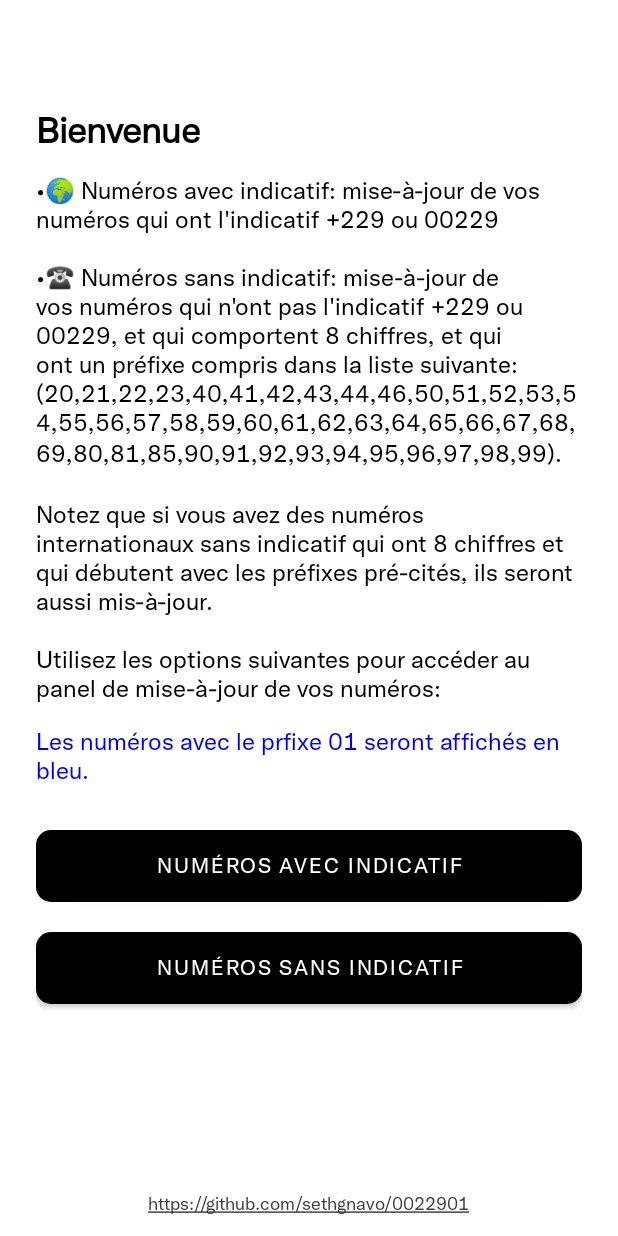
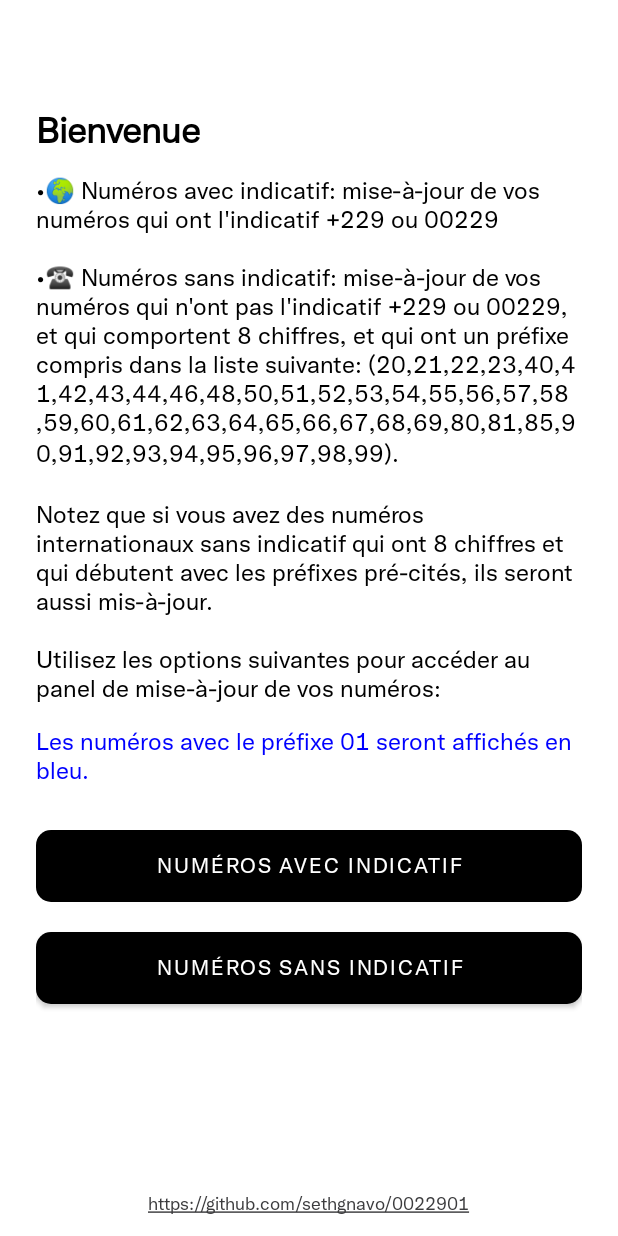
Before and after one commit to sethgnavo/0022901, an Android app: the screen it shows after launch (MainActivity), on a phone screen of 412 x 824 dp. Run offline under Robolectric (Android 15) with nearby library versions, the phone set to English and light mode, and no system bars.

Commit message:
fix typos and added a the prefix 48

```diff
--- a/app/build.gradle.kts
+++ b/app/build.gradle.kts
@@ -27,12 +27,12 @@ android {
             )
         }
         debug {
-            /*isMinifyEnabled = true
+            isMinifyEnabled = true
             isShrinkResources = true
             proguardFiles(
                 getDefaultProguardFile("proguard-android-optimize.txt"),
                 "proguard-rules.pro"
-            )*/
+            )
         }
     }
     compileOptions {
--- a/app/src/main/java/com/sethgnavo/a01benin/WithoutCountryCodeFragment.kt
+++ b/app/src/main/java/com/sethgnavo/a01benin/WithoutCountryCodeFragment.kt
@@ -44,6 +44,7 @@ class WithoutCountryCodeFragment : Fragment() {
         "43",//Celtiis
         "44",//Celtiis
         "46",//MTN
+        "48",//Celtiis
 
         "50",//MTN
         "51",//MTN
--- a/app/src/main/res/layout/fragment_home.xml
+++ b/app/src/main/res/layout/fragment_home.xml
@@ -31,7 +31,7 @@
             android:layout_width="wrap_content"
             android:layout_height="wrap_content"
             android:layout_marginTop="16dp"
-            android:text="Les numéros avec le prfixe 01 seront affichés en bleu."
+            android:text="Les numéros avec le préfixe 01 seront affichés en bleu."
             android:textColor="@color/blue"
             android:textSize="16sp" />
 
@@ -41,6 +41,7 @@
             android:layout_height="@dimen/btn_height"
             android:layout_marginTop="24dp"
             android:text="@string/numbers_with_cc"
+            android:textColor="@color/white"
             app:cornerRadius="@dimen/corners" />
 
         <com.google.android.material.button.MaterialButton
@@ -49,6 +50,7 @@
             android:layout_height="@dimen/btn_height"
             android:layout_marginTop="@dimen/baseline"
             android:text="@string/numbers_without_cc"
+            android:textColor="@color/white"
             app:cornerRadius="@dimen/corners" />
 
         <Space
--- a/app/src/main/res/values/strings.xml
+++ b/app/src/main/res/values/strings.xml
@@ -1,12 +1,12 @@
 <resources>
-    <string name="app_name">01 Bénin</string>
+    <string name="app_name">01 Migration 🇧🇯</string>
     <string name="welcome">Bienvenue</string>
     <string name="title">0022901</string>
     <string name="guide">•🌍 Numéros avec indicatif: mise-à-jour de vos numéros qui ont l\'indicatif
         +229 ou 00229\n\n•☎️ Numéros sans indicatif: mise-à-jour de vos numéros qui n\'ont
         pas l\'indicatif +229 ou 00229, et qui comportent 8 chiffres, et qui ont un préfixe compris
         dans la liste suivante:
-        (20,21,22,23,40,41,42,43,44,46,50,51,52,53,54,55,56,57,58,59,60,61,62,63,64,65,66,67,68,69,80,81,85,90,91,92,93,94,95,96,97,98,99).\n\nNotez
+        (20,21,22,23,40,41,42,43,44,46,48,50,51,52,53,54,55,56,57,58,59,60,61,62,63,64,65,66,67,68,69,80,81,85,90,91,92,93,94,95,96,97,98,99).\n\nNotez
         que si vous avez des numéros internationaux sans indicatif qui
         ont 8 chiffres et qui débutent avec les préfixes pré-cités, ils seront aussi mis-à-jour.\n\nUtilisez les options suivantes pour accéder au panel de mise-à-jour de vos
         numéros:</string>
@@ -16,7 +16,7 @@
     <string name="numbers_without_cc">Numéros sans indicatif</string>
     <string name="contact_permissions_are_required_to_proceed">Contact permissions are required
         to proceed. Please check settings</string>
-    <string name="dialog_update_contacts_content">Tous vos numéros avec l\'indictif +229 seront mis-à-jour avec le
+    <string name="dialog_update_contacts_content">Tous vos numéros avec l\'indicatif +229 seront mis-à-jour avec le
         préfixe 01.\nLes anciens numéros sans le préfixe 01 seront gardés. Vous pourrez les supprimer plus tard
     si vous voulez.</string>
     <string name="dialog_update_contacts_content_without_cc">Tous vos numéros sans l\'indicatif +229, qui comportent 8
--- a/app/src/main/res/values/themes.xml
+++ b/app/src/main/res/values/themes.xml
@@ -8,7 +8,9 @@
         <item name="android:windowBackground">@color/white</item>
         <item name="android:fontFamily">@font/chirp_regular</item>
         <item name="android:windowLightStatusBar">true</item>
+        <item name="android:statusBarColor">@android:color/transparent</item>
         <item name="windowActionBar">false</item>
         <item name="windowNoTitle">true</item>
+
     </style>
 </resources>
```
